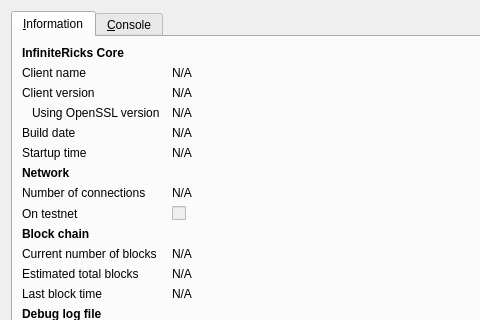
Before: the Qt Designer form src/qt/android/forms/rpcconsole.ui in 2x2devcode/InfiniteRicks, drawn with Qt 5; both pictures show x 0 to 480 and y 0 to 320 of the 740 by 450 pixel window.
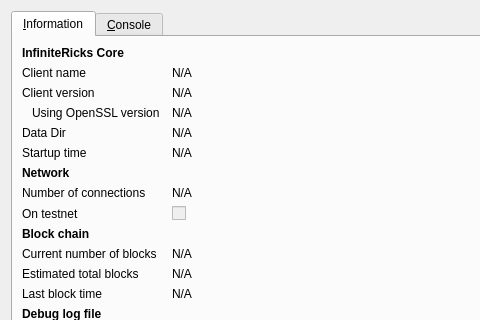
After: the same form once the commit is applied. Icons and pictures are not drawn.

```diff
--- a/src/qt/android/forms/rpcconsole.ui
+++ b/src/qt/android/forms/rpcconsole.ui
@@ -115,7 +115,7 @@
        <item row="4" column="0">
         <widget class="QLabel" name="label_12">
          <property name="text">
-          <string>Build date</string>
+          <string>Data Dir</string>
          </property>
         </widget>
        </item>
```
Left out of the diff: 5 changed lines with no effect on the pictures.
